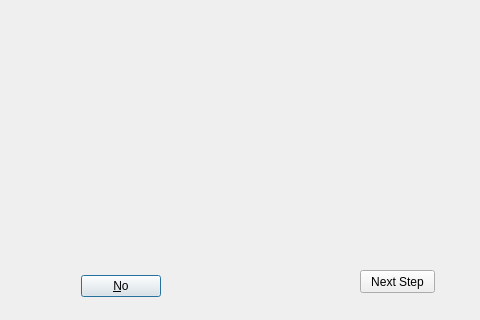
This is Cook_Book_App/chocolate_chip_cookies_ing.ui in keenanj4/EC327_Project as Qt 5 draws it before an edit; both pictures show x 240 to 720 and y 760 to 1080 of the 720 by 1080 pixel window. The edited form follows.
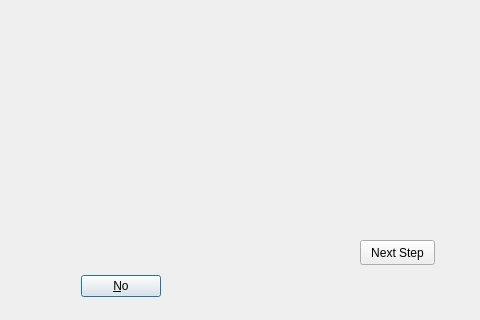
This is the edited form. Icons and pictures are not drawn.

The edit to the form file:
```diff
--- a/Cook_Book_App/chocolate_chip_cookies_ing.ui
+++ b/Cook_Book_App/chocolate_chip_cookies_ing.ui
@@ -49,9 +49,9 @@
    <property name="geometry">
     <rect>
      <x>600</x>
-     <y>1030</y>
+     <y>1000</y>
      <width>75</width>
-     <height>23</height>
+     <height>25</height>
     </rect>
    </property>
    <property name="text">
```
